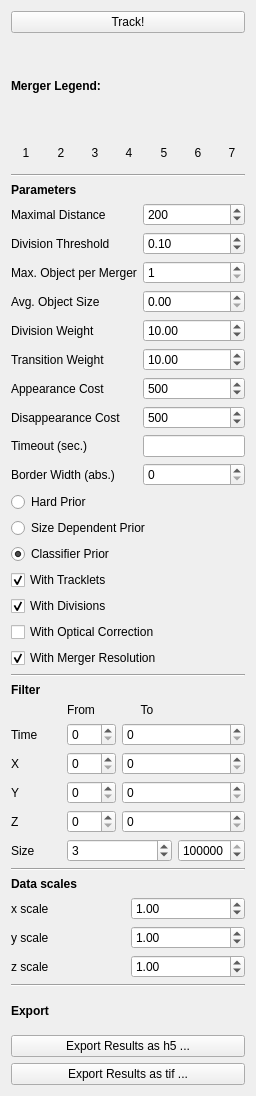
Old version of the form ilastik/applets/tracking/conservation/drawer.ui in the repository ilastik/ilastik.
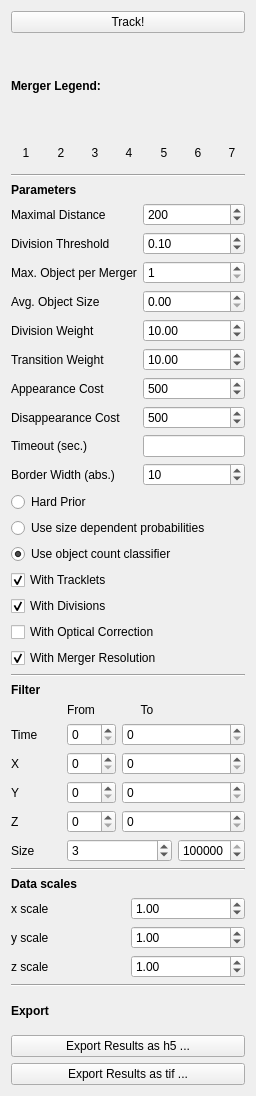
New version of the form.

Commit message: allow to use the size dependent prior, fixes #23

The edit to the form file:
```diff
--- a/ilastik/applets/tracking/conservation/drawer.ui
+++ b/ilastik/applets/tracking/conservation/drawer.ui
@@ -463,7 +463,14 @@
         </widget>
        </item>
        <item row="10" column="1">
-        <widget class="QSpinBox" name="bordWidthBox"/>
+        <widget class="QSpinBox" name="bordWidthBox">
+         <property name="maximum">
+          <number>999999</number>
+         </property>
+         <property name="value">
+          <number>10</number>
+         </property>
+        </widget>
        </item>
        <item row="9" column="0">
         <widget class="QLabel" name="label_21">
@@ -514,7 +521,7 @@
      <item>
       <widget class="QRadioButton" name="sizeDepBox">
        <property name="text">
-        <string>Size Dependent Prior</string>
+        <string>Use size dependent probabilities</string>
        </property>
        <attribute name="buttonGroup">
         <string notr="true">buttonGroup</string>
@@ -524,7 +531,7 @@
      <item>
       <widget class="QRadioButton" name="classifierPriorBox">
        <property name="text">
-        <string>Classifier Prior</string>
+        <string>Use object count classifier</string>
        </property>
        <property name="checked">
         <bool>true</bool>
```
The commit also changes 1 other file.
